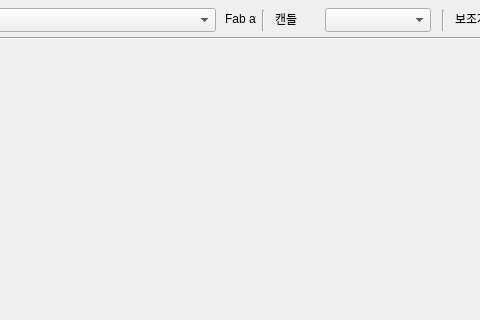
Qt form main.ui (songxuanqing/PAT) before a commit; both pictures show x 85 to 565 and y 0 to 320 of the 1120 by 796 pixel window.
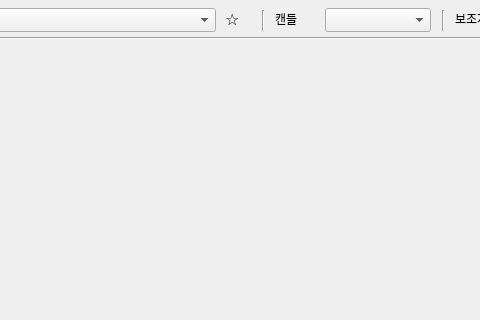
The same form after that commit.

Patch:
```diff
--- a/main.ui
+++ b/main.ui
@@ -173,8 +173,16 @@
       <height>18</height>
      </rect>
     </property>
+    <property name="font">
+     <font>
+      <pointsize>12</pointsize>
+     </font>
+    </property>
     <property name="text">
-     <string>Fab aws</string>
+     <string>☆</string>
+    </property>
+    <property name="textFormat">
+     <enum>Qt::PlainText</enum>
     </property>
    </widget>
    <widget class="QComboBox" name="cb_candleList">
```
